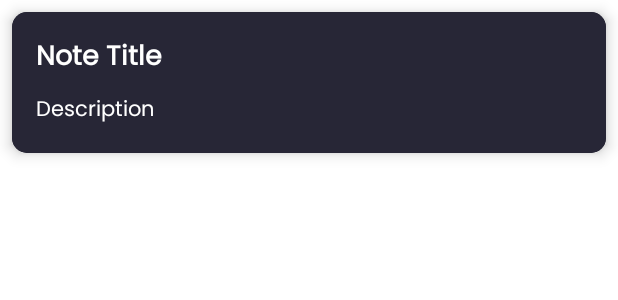
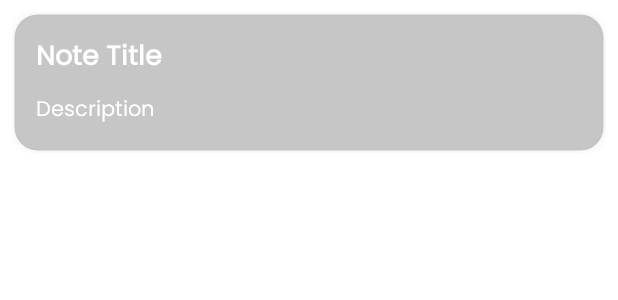
Before and after one commit to kriszmas/Note, an Android app: the layout note_layout.xml on its own in the app's theme, with its tools: preview values and no code run, on a phone screen of 412 x 824 dp. Shown: the top 300 px of the screen. Run offline under Robolectric (Android 15) with nearby library versions, the phone set to English and light mode, and no system bars.

Commit message:
Trying out new colors and background

```diff
--- a/app/src/main/java/com/example/note/MainActivity.kt
+++ b/app/src/main/java/com/example/note/MainActivity.kt
@@ -1,16 +1,17 @@
 package com.example.note
 
+import androidx.appcompat.app.AppCompatActivity
 import android.os.Bundle
-import androidx.activity.ComponentActivity
 import androidx.lifecycle.ViewModelProvider
 import com.example.note.database.NoteDatabase
 import com.example.note.repository.NoteRepository
 import com.example.note.viewmodel.NoteViewModel
 import com.example.note.viewmodel.NoteViewModelFactory
 
-class MainActivity : ComponentActivity() {
+class MainActivity : AppCompatActivity() {
 
     lateinit var noteViewModel: NoteViewModel
+
     override fun onCreate(savedInstanceState: Bundle?) {
         super.onCreate(savedInstanceState)
         setContentView(R.layout.activity_main)
--- a/app/src/main/res/layout/activity_main.xml
+++ b/app/src/main/res/layout/activity_main.xml
@@ -14,12 +14,14 @@
             android:name="androidx.navigation.fragment.NavHostFragment"
             android:layout_width="0dp"
             android:layout_height="0dp"
-            android:background="@color/primary"
+            android:background="@drawable/bg1"
             app:defaultNavHost="true"
             app:layout_constraintBottom_toBottomOf="parent"
             app:layout_constraintEnd_toEndOf="parent"
+            app:layout_constraintHorizontal_bias="0.0"
             app:layout_constraintStart_toStartOf="parent"
             app:layout_constraintTop_toTopOf="parent"
+            app:layout_constraintVertical_bias="1.0"
             app:navGraph="@navigation/nav_graph" />
 
     </androidx.constraintlayout.widget.ConstraintLayout>
--- a/app/src/main/res/layout/fragment_add_note.xml
+++ b/app/src/main/res/layout/fragment_add_note.xml
@@ -7,7 +7,7 @@
     <RelativeLayout
         android:layout_width="match_parent"
         android:layout_height="match_parent"
-        android:background="@color/primary"
+        android:background="@drawable/bg1"
         android:orientation="vertical"
         android:padding="12dp"
         tools:context=".NewNoteFragment">
--- a/app/src/main/res/layout/fragment_edit_note.xml
+++ b/app/src/main/res/layout/fragment_edit_note.xml
@@ -7,7 +7,7 @@
     <RelativeLayout
         android:layout_width="match_parent"
         android:layout_height="match_parent"
-        android:background="@color/primary"
+        android:background="@drawable/bg1"
         android:orientation="vertical"
         android:padding="12dp"
         tools:context=".UpdateNoteFragment">
--- a/app/src/main/res/layout/note_layout.xml
+++ b/app/src/main/res/layout/note_layout.xml
@@ -7,14 +7,14 @@
         android:layout_width="match_parent"
         android:layout_height="wrap_content"
         android:layout_margin="8dp"
-        app:cardBackgroundColor="@color/secondary"
+        app:cardBackgroundColor="@color/cardview_shadow_end_color"
         app:cardCornerRadius="10dp"
-        app:cardElevation="6dp">
+        app:cardElevation="0dp">
 
         <LinearLayout
             android:layout_width="match_parent"
             android:layout_height="match_parent"
-            android:background="@color/secondary"
+            android:background="@drawable/border"
             android:orientation="vertical"
             android:padding="16dp">
 
--- a/app/src/main/res/values/colors.xml
+++ b/app/src/main/res/values/colors.xml
@@ -2,7 +2,7 @@
 <resources>
     <color name="black">#FF000000</color>
     <color name="white">#FFFFFFFF</color>
-    <color name="main">#1F1D2B</color>
+    <color name="main">#214960</color>
     <color name="primary">#1F1D2B</color>
     <color name="secondary">#272636</color>
 </resources>
```
Also changed, not shown: app/src/main/java/com/example/note/adapter/NoteAdapter.kt (+3 -4 lines), app/src/main/java/com/example/note/fragments/AddNoteFragment.kt (+6 -4 lines), app/src/main/java/com/example/note/fragments/EditNoteFragment.kt (+9 -7 lines), app/src/main/java/com/example/note/fragments/HomeFragment.kt (+12 -14 lines), app/src/main/res/drawable/bg.jpg (deleted), app/src/main/res/drawable/bg1.jpg (added).
